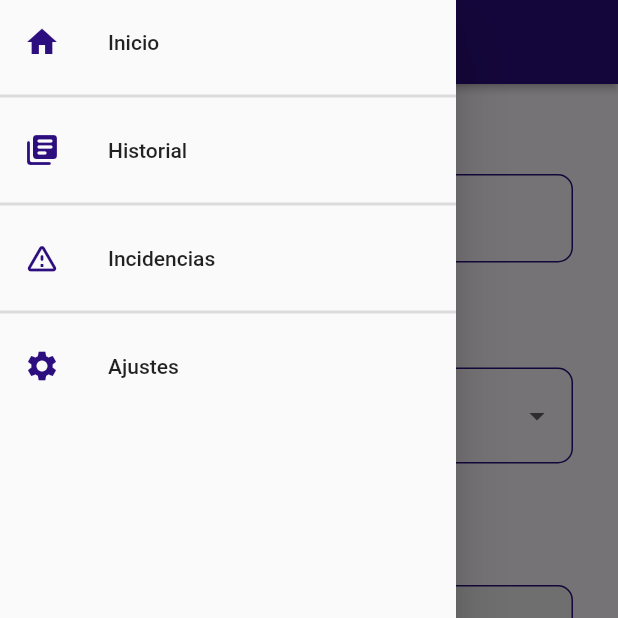
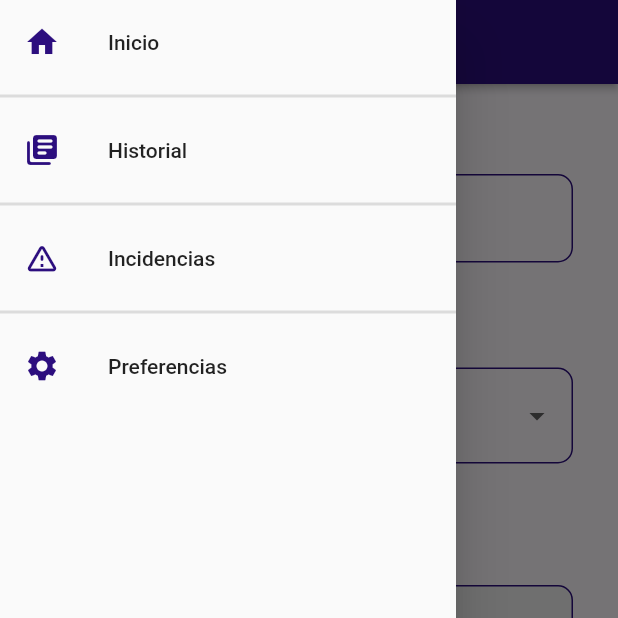
Before and after one commit to JoanPadilla/charge_point_app, a Flutter app: the IncidenceScreen screen opened by its route, with the side drawer open, on a phone screen of 412 x 824 dp, the top half of it. Run offline on Flutter 3.47's test engine with Material 2 defaults, Android fonts, the phone set to English and light mode, and no system bars; our stand-ins replace get, google_maps_flutter, shared_preferences; accounts and stored records are empty.

Commit message:
Creado servicio para mapa y map_rul Abstraido el snackbar. Aparece un bug al hacer varios formularios de incidencia

```diff
--- a/lib/main.dart
+++ b/lib/main.dart
@@ -2,7 +2,7 @@ import 'package:charge_point_app/providers/providers.dart';
 import 'package:charge_point_app/routes/app_routes.dart';
 import 'package:charge_point_app/share_preference/preference.dart';
 import 'package:charge_point_app/themes/app_theme.dart';
-import 'package:charge_point_app/themes/local_string.dart';
+import 'package:charge_point_app/share_preference/local_string.dart';
 import 'package:flutter/material.dart';
 import 'package:flutter/services.dart';
 import 'package:get/get.dart';
--- a/lib/providers/form_provider.dart
+++ b/lib/providers/form_provider.dart
@@ -19,4 +19,8 @@ class FormProvider extends ChangeNotifier{
     return formKey.currentState?.validate() ?? false;
   }
 
+  void resetFormKey() {
+    formKey = GlobalKey<FormState>();
+  }
+
 }
--- a/lib/routes/app_routes.dart
+++ b/lib/routes/app_routes.dart
@@ -8,10 +8,10 @@ class AppRoutes {
   static const initialRoute = 'home';
 
   static final menuOptions = <MenuOption>[
-    MenuOption(route: 'home', icon: Icons.home, name: 'Inicio', screen: const HomeScreen()),
-    MenuOption(route: 'record', icon: Icons.library_books_rounded, name: 'Historial', screen: const HistoryScreen()),
-    MenuOption(route: 'incidence', icon: Icons.warning_amber_rounded, name: 'Incidencias', screen: const IncidenceScreen()),
-    MenuOption(route: 'settings', icon: Icons.settings, name: 'Ajustes', screen: const SettingsScreen()),
+    MenuOption(route: 'home', icon: Icons.home, name: 'home', screen: const HomeScreen()),
+    MenuOption(route: 'record', icon: Icons.library_books_rounded, name: 'history', screen: const HistoryScreen()),
+    MenuOption(route: 'incidence', icon: Icons.warning_amber_rounded, name: 'incidences', screen: const IncidenceScreen()),
+    MenuOption(route: 'settings', icon: Icons.settings, name: 'settings', screen: const SettingsScreen()),
   ];
 
   static final Map<String, Widget Function(BuildContext)> secondaryRoutes = {
--- a/lib/screens/home_screen.dart
+++ b/lib/screens/home_screen.dart
@@ -171,7 +171,6 @@ class _CustomTable extends StatelessWidget {
   @override
   Widget build(BuildContext context) {
     return Table(
-      //TODO: Els tamanys y les distancies s'han de fer dinamics, amb l'amplaria de la pantalla
       defaultColumnWidth: const FixedColumnWidth(120),
       children: const [
         TableRow(
--- a/lib/screens/incidence_screen.dart
+++ b/lib/screens/incidence_screen.dart
@@ -124,10 +124,21 @@ class _FormSection extends StatelessWidget {
 
               incidenceForm.isLoading = false;
               //TODO: enviar a la misma pantalla pero antes de empezar el formulario
-              //TODO: sacar mensaje de feedback
+              //TODO
+              ScaffoldMessenger.of(context).showSnackBar( CustomSnackBar(
+                color: const Color.fromARGB(255, 33, 117, 243),
+                borderColor: const Color.fromARGB(255, 68, 102, 255),
+                text: 'incidence_sent'.tr,
+              ));
+              incidenceForm.resetFormKey();
               Navigator.of(context).pushNamed('home');
             },
-            child: Text('send'.tr, style: TextStyle(fontSize: 20),),
+            child: Text(
+              incidenceForm.isLoading
+              ? 'wait'.tr
+              : 'send'.tr,
+              style: const TextStyle(fontSize: 20),
+            ),
             style: ElevatedButton.styleFrom(
               padding: const EdgeInsets.symmetric(vertical: 10, horizontal: 15),
               primary: AppTheme.secondaryColor
--- /dev/null
+++ b/lib/services/services.dart
@@ -0,0 +1 @@
+export 'package:charge_point_app/services/map_service.dart';
--- a/lib/themes/local_string.dart
+++ b/lib/share_preference/local_string.dart
@@ -28,19 +28,21 @@ class LocalString extends Translations {
       'insert_password' : 'Introduce la contraseña',
       'language' : 'Idioma',
       'log_in' : 'Iniciar sesión',
+      'logged_in' : 'Sesión iniciada',
+      'not_implemented' : 'Funcionalidad no implementada',
       'optional' : '(opcional)',
       'password' : 'Contraseña',
       'passwords_dont_match' : 'Las contraseñas no coinciden',
       'repeat_password' : 'Repita la contraseña',
-      'route' : 'ruta',
+      'route' : 'Ruta',
       'send' : 'Enviar',
       'settings' : 'Preferencias',
       'sign_up' : 'Registrarse',
+      'signed_up' : 'Registro completado',
       'start_time' : 'Hora de inicio',
       'subject' : 'Concepto',
       'wait' : 'Espere',
-      'logged_in' : 'Sesión iniciada',
-      'signed_up' : 'Registro completado',
+      'incidence_sent' : 'Se ha enviado la incidencia',
     },
     'en_UK' : {
       'available_chargers' : 'Available charging points',
@@ -65,6 +67,8 @@ class LocalString extends Translations {
       'insert_password' : 'Insert a password',
       'language' : 'Language',
       'log_in' : 'Log in',
+      'logged_in' : 'Log in completed',
+      'not_implemented' : 'Funcionality not implemented',
       'optional' : '(optional)',
       'password' : 'Password',
       'passwords_dont_match' : 'Passwords do not match',
@@ -73,11 +77,11 @@ class LocalString extends Translations {
       'send' : 'Send',
       'settings' : 'Preference',
       'sign_up' : 'Sign up',
+      'signed_up' : 'Sign up completed',
       'start_time' : 'Start time',
       'subject' : 'Subject',
       'wait' : 'Wait',
-      'logged_in' : 'Log in completed',
-      'signed_up' : 'Sign up completed',
+      'incidence_sent' : 'The incidence has been sent',
     },
     'ca_ES' : {
       'available_chargers' : 'Carregadors Disponibles',
@@ -102,6 +106,8 @@ class LocalString extends Translations {
       'insert_password' : 'Introduïu la clau',
       'language' : 'Idioma',
       'log_in' : 'Iniciar sessió',
+      'logged_in' : 'Sessió iniciada',
+      'not_implemented' : 'Funcionalitat no implementada',
       'optional' : '(opcional)',
       'password' : 'Clau',
       'passwords_dont_match' : 'Les claus no coincideixen',
@@ -110,11 +116,11 @@ class LocalString extends Translations {
       'send' : 'Enviar',
       'settings' : 'Preferencies',
       'sign_up' : 'Registrar-se',
+      'signed_up' : 'Registre completat',
       'start_time' : "Hora d'inici",
       'subject' : 'Concepte',
       'wait' : 'Espere',
-      'logged_in' : 'Sessió iniciada',
-      'signed_up' : 'Registre completat',
+      'incidence_sent' : "S'ha enviat la incidencia",
     },
   };
 
--- a/lib/widgets/custom_side_menu.dart
+++ b/lib/widgets/custom_side_menu.dart
@@ -2,6 +2,7 @@ import 'package:charge_point_app/models/menu_option.dart';
 import 'package:charge_point_app/routes/app_routes.dart';
 import 'package:charge_point_app/themes/app_theme.dart';
 import 'package:flutter/material.dart';
+import 'package:get/get.dart';
 
 
 class CustomSideMenu extends StatelessWidget {
@@ -16,7 +17,7 @@ class CustomSideMenu extends StatelessWidget {
             MenuOption menuOption = AppRoutes.menuOptions[i];
             return ListTile(
               leading: Icon(menuOption.icon, color: AppTheme.primaryColor,),
-              title: Text(menuOption.name),
+              title: Text(menuOption.name.tr),
               onTap: () => Navigator.pushReplacementNamed(context, menuOption.route),
             );
           },
--- /dev/null
+++ b/lib/widgets/custom_snack_bar.dart
@@ -0,0 +1,28 @@
+import 'package:flutter/material.dart';
+
+
+class CustomSnackBar extends SnackBar {
+
+
+
+  CustomSnackBar({
+    Key? key,
+    required Color color,
+    required Color borderColor,
+    required String text
+  }) : super(
+    key: key,
+    duration: const Duration(seconds: 2),
+    backgroundColor: Colors.transparent,
+    elevation: 20,
+      content: Container(
+        padding: const EdgeInsets.all(10),
+        decoration: BoxDecoration(
+          color: color,
+          borderRadius: BorderRadius.circular(8),
+          border: Border.all(color: borderColor, width: 3),
+        ),
+        child: Text(text, style: const TextStyle(fontSize: 15),)
+      ),
+  );
+}
--- a/lib/widgets/widgets.dart
+++ b/lib/widgets/widgets.dart
@@ -1,3 +1,4 @@
 export 'package:charge_point_app/widgets/custom_side_menu.dart';
 export 'package:charge_point_app/widgets/custom_login_dialog.dart';
 export 'package:charge_point_app/widgets/custom_input_field.dart';
+export 'package:charge_point_app/widgets/custom_snack_bar.dart';
```
Also changed, not shown: lib/screens/charge_point_screen.dart (+16 -10 lines), lib/screens/registration_screen.dart (+4 -13 lines), lib/services/map_service.dart (added, +14 -0 lines), lib/widgets/custom_login_dialog.dart (+5 -13 lines).
